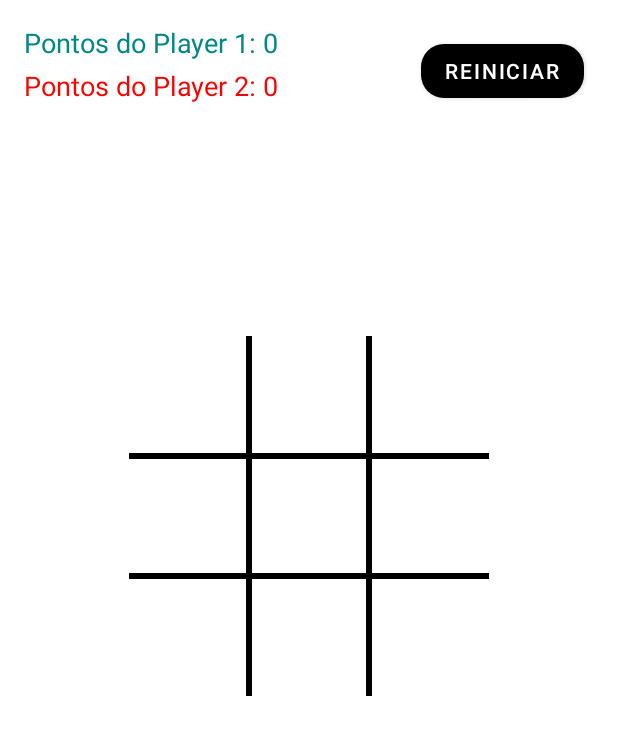
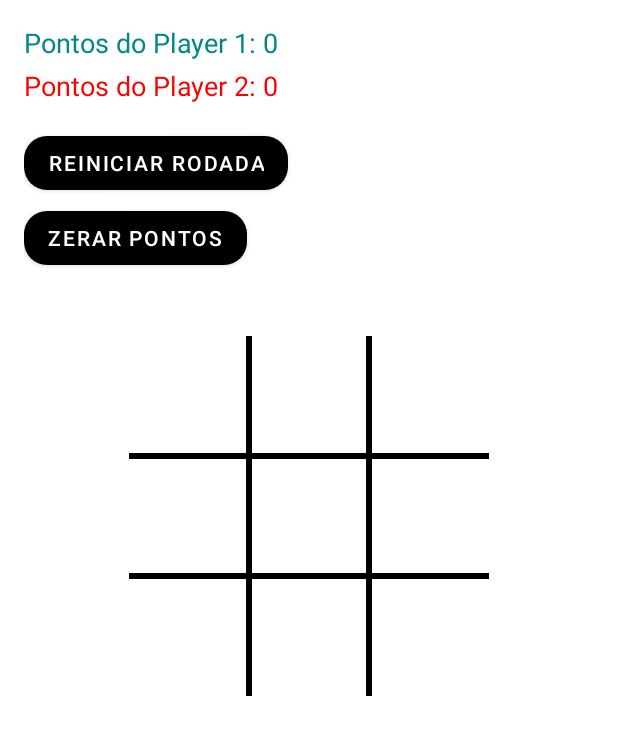
Before and after one commit to DouglasRibeiroSanguino/Jogo_da_Velha, an Android app: the GameActivity screen opened directly, with no data from a screen before it, on a phone screen of 412 x 824 dp. Shown: the top 735 px of the screen. Run offline under Robolectric (Android 15) with nearby library versions, the phone set to English and light mode, and no system bars.

Commit message:
Jogo da Velha em Kotlin Atualizações:
Agora é possível reiniciar a rodada quando não há nenhum vencedor sem que os pontos sejam afetados!

```diff
--- a/app/build.gradle
+++ b/app/build.gradle
@@ -11,7 +11,7 @@ android {
         minSdk 21
         targetSdk 30
         versionCode 1
-        versionName "1.0"
+        versionName "1.01"
 
         testInstrumentationRunner "androidx.test.runner.AndroidJUnitRunner"
     }
--- a/app/src/main/java/com/example/jogodavelha/GameActivity.kt
+++ b/app/src/main/java/com/example/jogodavelha/GameActivity.kt
@@ -13,6 +13,7 @@ import androidx.core.content.ContextCompat
 class GameActivity : AppCompatActivity() {
 
     lateinit var restartButton: Button
+    lateinit var restartRoundButton: Button
     private lateinit var progressDialog: ProgressDialog
     private var backPressedTime = 0L
 
@@ -36,6 +37,7 @@ class GameActivity : AppCompatActivity() {
         setContentView(R.layout.activity_game)
 
         restartButton = findViewById(R.id.restart)
+        restartRoundButton = findViewById(R.id.restart_round)
         gameManager = GameManager()
 
         one = findViewById(R.id.one)
@@ -67,6 +69,11 @@ class GameActivity : AppCompatActivity() {
             resetboxes()
         }
 
+        restartRoundButton.setOnClickListener {
+            gameManager.reset()
+            resetboxes()
+        }
+
         restartButton.setOnClickListener {
 
             progressDialog = ProgressDialog(this)
@@ -82,6 +89,7 @@ class GameActivity : AppCompatActivity() {
         }
 
         updatePoints()
+
     }
 
     private fun updatePoints() {
--- a/app/src/main/res/layout/activity_game.xml
+++ b/app/src/main/res/layout/activity_game.xml
@@ -201,17 +201,29 @@
         app:layout_constraintTop_toBottomOf="@id/eight" />
 
     <Button
+        android:id="@+id/restart_round"
+        style="@style/Widget.MaterialComponents.Button"
+        android:layout_width="wrap_content"
+        android:layout_height="wrap_content"
+        android:layout_marginTop="40dp"
+        android:text="@string/reiniciar_rodada"
+        android:textColor="@color/white"
+        app:cornerRadius="15dp"
+        app:layout_constraintEnd_toEndOf="parent"
+        app:layout_constraintHorizontal_bias="0.0"
+        app:layout_constraintStart_toStartOf="parent"
+        app:layout_constraintTop_toTopOf="@id/player_two_score" />
+
+    <Button
         android:id="@+id/restart"
         style="@style/Widget.MaterialComponents.Button"
         android:layout_width="wrap_content"
         android:layout_height="wrap_content"
-        android:text="@string/reiniciar"
+        android:text="@string/zerar"
         android:textColor="@color/white"
         app:cornerRadius="15dp"
-        app:layout_constraintBottom_toBottomOf="parent"
-        app:layout_constraintEnd_toEndOf="parent"
-        app:layout_constraintHorizontal_bias="0.976"
+        android:layout_marginTop="50dp"
         app:layout_constraintStart_toStartOf="parent"
-        app:layout_constraintTop_toTopOf="parent"
-        app:layout_constraintVertical_bias="0.01" />
+        app:layout_constraintTop_toTopOf="@id/restart_round" />
+
 </androidx.constraintlayout.widget.ConstraintLayout>
--- a/app/src/main/res/values/strings.xml
+++ b/app/src/main/res/values/strings.xml
@@ -4,6 +4,7 @@
     <string name="novo_jogo">Novo Jogo</string>
     <string name="pontos_do_player_1">Pontos do Player 1:</string>
     <string name="pontos_do_player_2">Pontos do Player 2:</string>
-    <string name="reiniciar">Reiniciar</string>
+    <string name="zerar">Zerar Pontos</string>
     <string name="contentdescription_splash_screen">contentDescription_splash_screen</string>
+    <string name="reiniciar_rodada">Reiniciar Rodada</string>
 </resources>
```
